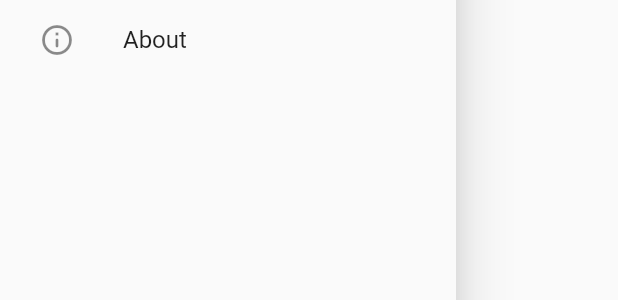
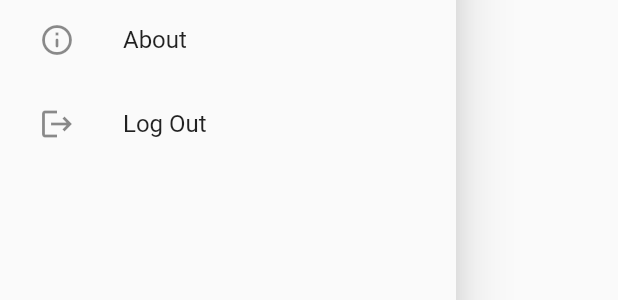
Before and after one commit to sonhamin/attnkare_manager_app, a Flutter app: the SideNavigationDrawer widget shown alone on an empty page, opened directly, on a phone screen of 412 x 824 dp. Shown: the part 620-920 px from the top of the screen. Run offline on Flutter 3.47's test engine with Material 2 defaults, Android fonts, the phone set to English and light mode, and no system bars; our stand-ins replace badges, flutter_svg, rive, shared_preferences; accounts and stored records are empty; network calls fail.

Commit message:
fix typo, add logout

```diff
--- a/lib/components/animated_btn.dart
+++ b/lib/components/animated_btn.dart
@@ -35,7 +35,7 @@ class AnimatedBtn extends StatelessWidget {
                   const Icon(CupertinoIcons.arrow_right),
                   const SizedBox(width: 8),
                   Text(
-                    "Start the course",
+                    "Login",
                     style: Theme.of(context).textTheme.labelLarge,
                   )
                 ],
--- a/lib/components/sign_in_form.dart
+++ b/lib/components/sign_in_form.dart
@@ -45,7 +45,7 @@ class _SignInFormState extends State<SignInForm> with ValidationMixin {
     confetti = controller.findInput<bool>("Trigger explosion") as SMITrigger;
   }
 
-  void singIn(BuildContext context) {
+  void signIn(BuildContext context) {
     if (_formKey.currentState!.validate()) {
       setState(() {
         isShowConfetti = true;
@@ -121,7 +121,7 @@ class _SignInFormState extends State<SignInForm> with ValidationMixin {
                 padding: const EdgeInsets.only(top: 8, bottom: 24),
                 child: ElevatedButton.icon(
                   onPressed: () {
-                    singIn(context);
+                    signIn(context);
                   },
                   style: ElevatedButton.styleFrom(
                     backgroundColor: const Color(0xFFF77D8E),
--- a/lib/screens/sidebar/nav_drawer.dart
+++ b/lib/screens/sidebar/nav_drawer.dart
@@ -98,6 +98,13 @@ class _SideNavigationDrawerState extends State<SideNavigationDrawer> {
               title: const Text('About'),
               onTap: () {},
             ),
+            ListTile(
+              leading: const Icon(Icons.logout),
+              title: const Text('Log Out'),
+              onTap: () {
+                Navigator.of(context).popUntil((route) => route.isFirst);
+              },
+            ),
           ],
         ),
       );
```
